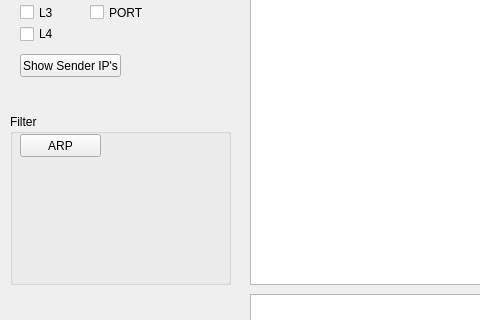
mfranczel/analyzator-sietovej-komunikacie, file App.ui: the form before one commit; both pictures show x 0 to 480 and y 105 to 425 of the 1034 by 642 pixel window.
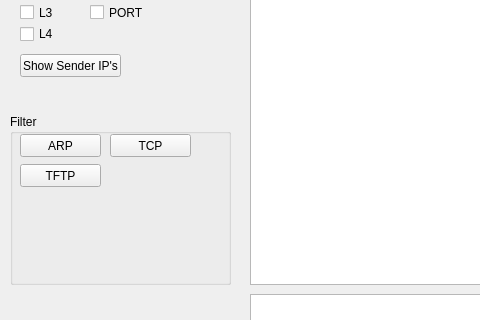
The form after the commit.

```diff
--- a/App.ui
+++ b/App.ui
@@ -257,6 +257,32 @@
       <string>ARP</string>
      </property>
     </widget>
+    <widget class="QPushButton" name="pushButton_3">
+     <property name="geometry">
+      <rect>
+       <x>100</x>
+       <y>20</y>
+       <width>81</width>
+       <height>23</height>
+      </rect>
+     </property>
+     <property name="text">
+      <string>TCP</string>
+     </property>
+    </widget>
+    <widget class="QPushButton" name="pushButton_4">
+     <property name="geometry">
+      <rect>
+       <x>10</x>
+       <y>50</y>
+       <width>81</width>
+       <height>23</height>
+      </rect>
+     </property>
+     <property name="text">
+      <string>TFTP</string>
+     </property>
+    </widget>
    </widget>
   </widget>
   <widget class="QMenuBar" name="menubar">
```
Left out of the diff: 2 changed lines with no effect on the pictures.
